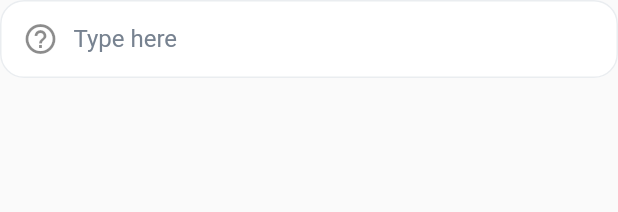
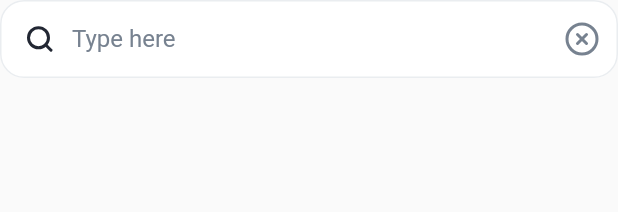
Before and after one commit to extrawest/ev_stations_map_showcase, a Flutter app: the CustomTextField widget shown alone on an empty page, opened directly, on a phone screen of 412 x 824 dp. Shown: the top 212 px of the screen. Run offline on Flutter 3.47's test engine with Material 2 defaults, Android fonts, the phone set to English and light mode, and no system bars; our stand-ins replace bloc, device_info_plus, easy_localization, equatable, flutter_bloc, flutter_secure_storage and 6 more; missing offline and left inert: flutter_udid; accounts and stored records are empty; network calls fail; project files that could hold a hidden picture were left out.

```diff
--- a/lib/theme/app_colors.dart
+++ b/lib/theme/app_colors.dart
@@ -6,4 +6,5 @@ abstract class AppColors {
   static const Color greenColor = Color(0xFF00BA6C);
   static const Color lightGrey = Color(0xFFEAEDF0);
   static const Color whiteColor = Color(0xFFFFFFFF);
+  static const Color yellowColor = Color(0xFFF2C94C);
 }
--- a/lib/theme/assets.dart
+++ b/lib/theme/assets.dart
@@ -18,6 +18,9 @@ const String wallet = 'assets/icons/wallet.svg';
 const String yellowFlash = 'assets/icons/yellow_flash.svg';
 const String yellowStar = 'assets/icons/yellow_star.svg';
 const String placeVector = 'assets/icons/place_vector.svg';
+const String cancelIcon = 'assets/icons/cancel_icon.svg';
+const String searchIcon = 'assets/icons/search_icon.svg';
+const String flashIcon = 'assets/icons/flash_icon.svg';
 
 const String credentialsDevFile = 'assets/credentials_development.json';
 const String credentialsProdFile = 'assets/credentials_production.json';
--- a/lib/widgets/custom_text_field.dart
+++ b/lib/widgets/custom_text_field.dart
@@ -1,4 +1,5 @@
 import 'package:flutter/material.dart';
+import 'package:flutter_svg/svg.dart';
 
 import '../theme/themes.dart';
 
@@ -16,13 +17,15 @@ class CustomTextField extends StatelessWidget {
   final EdgeInsets? contentPadding;
   final void Function(String)? onChanged;
   final String? errorText;
+  final Widget? prefixIcon;
+  final Widget? suffixIcon;
 
   ///For default, for textField, textStyle(18 pxs height) the height of the textField is approximately 40 pxs,
   ///and may change dependending on the size and height of the font. To control the height provide [contentPadding].
   ///If you want to change style completely,
   ///provide [inputDecoration] parameter. If there's no parameter you want to override, add it.
-  const CustomTextField({
-    Key? key,
+  const CustomTextField(
+      {Key? key,
       this.inputDecoration,
       this.style,
       this.cursorColor,
@@ -36,7 +39,9 @@ class CustomTextField extends StatelessWidget {
       this.contentPadding,
       this.onChanged,
       this.errorText,
-  }) : super(key: key);
+      this.prefixIcon,
+      this.suffixIcon})
+      : super(key: key);
 
   @override
   Widget build(BuildContext context) {
@@ -47,15 +52,26 @@ class CustomTextField extends StatelessWidget {
             InputDecoration(
               filled: true,
               fillColor: AppColors.whiteColor,
-              prefixIcon: const Padding(
-                padding: EdgeInsets.only(
+              prefixIcon: prefixIcon != null
+                  ? Padding(
+                      padding: const EdgeInsets.only(
                         top: 14,
                         bottom: 14,
                         left: 15,
                         right: 10,
                       ),
-                child: Icon(Icons.help_outline),
+                      child: prefixIcon,
+                    )
+                  : null,
+              suffixIcon: suffixIcon != null
+                  ? Padding(
+                      padding: const EdgeInsets.symmetric(
+                        vertical: 14,
+                        horizontal: 12,
                       ),
+                      child: suffixIcon,
+                    )
+                  : null,
               enabledBorder: OutlineInputBorder(
                 borderSide: const BorderSide(
                   color: AppColors.lightGrey,
--- a/lib/widgets/widgets.dart
+++ b/lib/widgets/widgets.dart
@@ -1 +1,2 @@
 export './custom_text_field.dart';
+export './round_flash.dart';
```
Also changed, not shown: lib/screens/map_main_screen.dart (+12 -2 lines), lib/widgets/round_flash.dart (added, +34 -0 lines), assets/icons/cancel_icon.svg (added), assets/icons/flash_icon.svg (added), assets/icons/search_icon.svg (added). Lines whose indentation alone changed are shown as unchanged.
